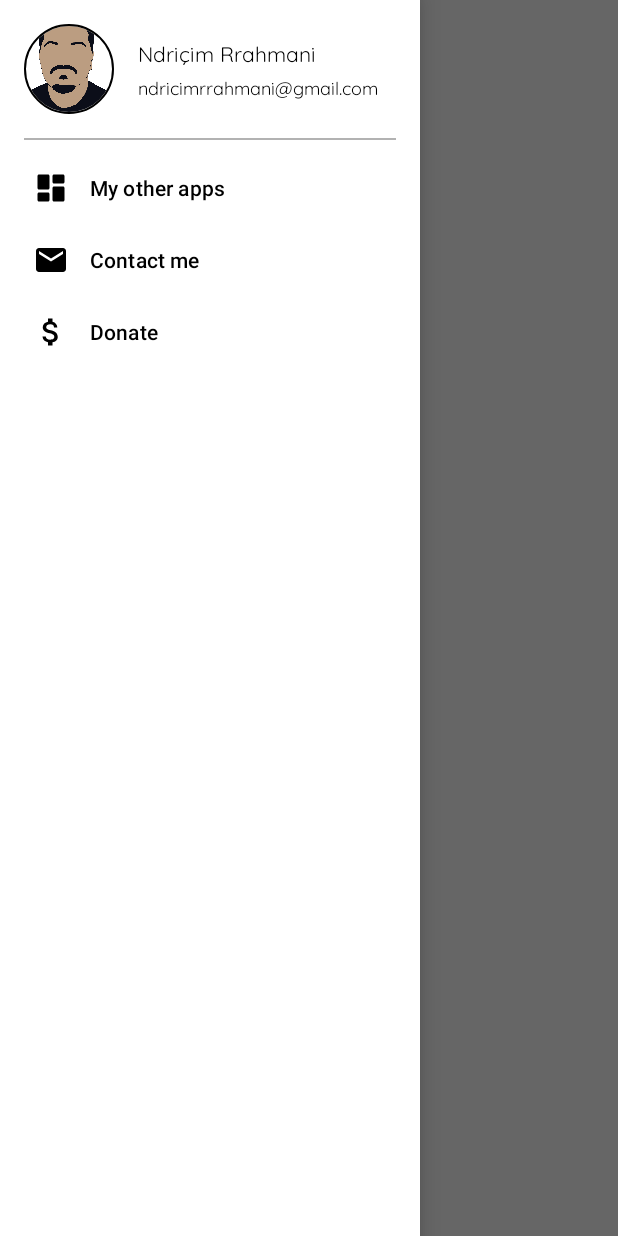
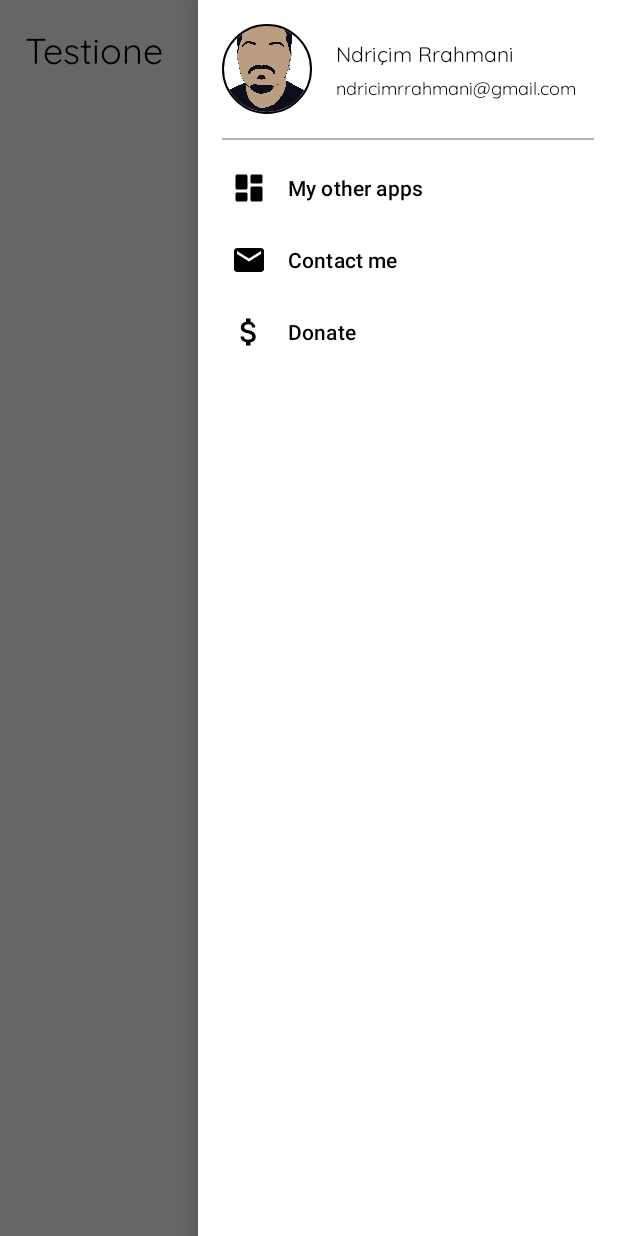
Before and after one commit to ndriqa/mewsic, an Android app: the screen it shows after launch (MainActivity), with the side drawer open, on a phone screen of 412 x 824 dp. Run offline under Robolectric (Android 15) with nearby library versions, the light colour scheme and no system bars; our stand-ins replace CircleImageView, data binding.

Commit message:
added navigation drawer

```diff
--- a/app/src/main/java/com/ndriqa/rootapp/MainActivity.kt
+++ b/app/src/main/java/com/ndriqa/rootapp/MainActivity.kt
@@ -1,15 +1,32 @@
 package com.ndriqa.rootapp
 
-import androidx.appcompat.app.AppCompatActivity
 import android.os.Bundle
+import androidx.core.view.GravityCompat
 import androidx.databinding.DataBindingUtil
+import com.ndriqa.rootapp.base.BaseActivity
 import com.ndriqa.rootapp.databinding.ActivityMainBinding
 
-class MainActivity : AppCompatActivity() {
+class MainActivity : BaseActivity() {
     private lateinit var binding: ActivityMainBinding
 
     override fun onCreate(savedInstanceState: Bundle?) {
         super.onCreate(savedInstanceState)
         binding = DataBindingUtil.setContentView(this, R.layout.activity_main)
+
+        initBaseFunctions()
     }
+
+    override fun onLoad() {}
+
+    override fun setToolbar() {
+        binding.title.text = "Testione"
+    }
+
+    override fun onClickListeners() {
+        binding.menuButton.setOnClickListener {
+            binding.drawerLayout.openDrawer(GravityCompat.END)
+        }
+    }
+
+    override fun observers() {}
 }
--- /dev/null
+++ b/app/src/main/java/com/ndriqa/rootapp/base/BaseActivity.kt
@@ -0,0 +1,7 @@
+package com.ndriqa.rootapp.base
+
+import android.app.Activity
+
+abstract class BaseActivity: Activity(), BaseFunction {
+
+}
--- /dev/null
+++ b/app/src/main/java/com/ndriqa/rootapp/base/BaseFunction.kt
@@ -0,0 +1,15 @@
+package com.ndriqa.rootapp.base
+
+interface BaseFunction {
+    fun onLoad()
+    fun setToolbar()
+    fun onClickListeners()
+    fun observers()
+
+    fun initBaseFunctions(){
+        onLoad()
+        setToolbar()
+        onClickListeners()
+        observers()
+    }
+}
--- /dev/null
+++ b/app/src/main/res/drawable/ic_hamburger.xml
@@ -0,0 +1,10 @@
+<vector xmlns:android="http://schemas.android.com/apk/res/android"
+    android:width="24dp"
+    android:height="24dp"
+    android:viewportWidth="24"
+    android:viewportHeight="24"
+    android:tint="?attr/colorControlNormal">
+  <path
+      android:fillColor="@android:color/white"
+      android:pathData="M3,18h18v-2L3,16v2zM3,13h18v-2L3,11v2zM3,6v2h18L21,6L3,6z"/>
+</vector>
--- a/app/src/main/res/layout/activity_main.xml
+++ b/app/src/main/res/layout/activity_main.xml
@@ -12,8 +12,40 @@
 
         <LinearLayout
             android:layout_width="match_parent"
-            android:layout_height="match_parent">
+            android:layout_height="match_parent"
+            android:orientation="vertical">
 
+            <LinearLayout
+                android:id="@+id/toolbar"
+                android:layout_width="match_parent"
+                android:layout_height="@dimen/nav_bar_height"
+                android:gravity="center_vertical"
+                android:paddingHorizontal="@dimen/element_default_padding"
+                android:paddingVertical="@dimen/element_mini_padding"
+                android:orientation="horizontal">
+
+                <TextView
+                    android:id="@+id/title"
+                    android:layout_width="wrap_content"
+                    android:layout_height="match_parent"
+                    android:gravity="center"
+                    android:textSize="24sp"
+                    tools:text="RootApp" />
+
+                <View
+                    android:layout_width="0dp"
+                    android:layout_height="match_parent"
+                    android:layout_weight="1" />
+
+                <ImageButton
+                    android:id="@+id/menu_button"
+                    android:contentDescription="@string/open_drawer_menu_button"
+                    android:layout_width="56dp"
+                    android:layout_height="56dp"
+                    android:src="@drawable/ic_hamburger"
+                    android:background="@android:color/transparent" />
+
+            </LinearLayout>
             <!-- content -->
 
         </LinearLayout>
@@ -22,7 +54,8 @@
             android:id="@+id/navigation"
             android:layout_width="wrap_content"
             android:layout_height="match_parent"
-            android:layout_gravity="start"
+            android:layout_gravity="end"
+            android:fitsSystemWindows="true"
             app:headerLayout="@layout/navigation_drawer_header"
             app:menu="@menu/navigation_drawer_content">
 
--- a/app/src/main/res/layout/navigation_drawer_header.xml
+++ b/app/src/main/res/layout/navigation_drawer_header.xml
@@ -4,7 +4,8 @@
 
     <RelativeLayout
         android:layout_width="match_parent"
-        android:layout_height="wrap_content">
+        android:layout_height="wrap_content"
+        android:fitsSystemWindows="true">
 
         <LinearLayout
             android:id="@+id/header_content"
--- a/app/src/main/res/values/dimens.xml
+++ b/app/src/main/res/values/dimens.xml
@@ -2,4 +2,5 @@
 <resources>
     <dimen name="element_default_padding">16dp</dimen>
     <dimen name="element_mini_padding">4dp</dimen>
+    <dimen name="nav_bar_height">64dp</dimen>
 </resources>
--- a/app/src/main/res/values/strings.xml
+++ b/app/src/main/res/values/strings.xml
@@ -5,4 +5,5 @@
     <string name="contact_me">Contact me</string>
     <string name="my_email">ndricimrrahmani@gmail.com</string>
     <string name="my_full_name">Ndriçim Rrahmani</string>
+    <string name="open_drawer_menu_button">Open drawer menu button</string>
 </resources>
--- a/app/src/main/res/values/themes.xml
+++ b/app/src/main/res/values/themes.xml
@@ -13,7 +13,8 @@
         <item name="android:statusBarColor" tools:targetApi="l">?attr/colorPrimaryVariant</item>
         <!-- Customize your theme here. -->
         <item name="android:textViewStyle">@style/MyCustomTextView</item>
-
+        <item name="android:windowTranslucentStatus">true</item>
+        <item name="android:windowTranslucentNavigation">true</item>
 
     </style>
 
```
